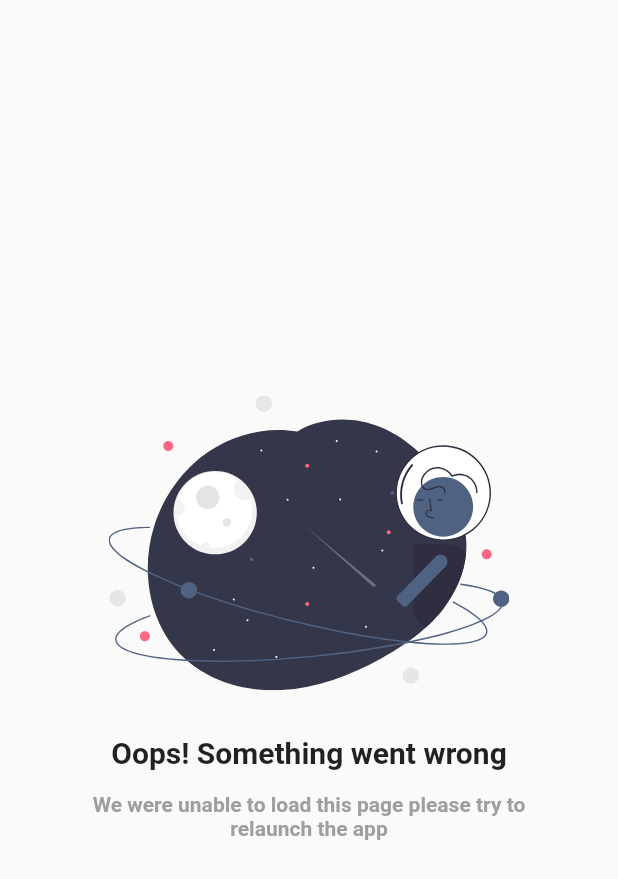
After one commit to samirpokharel/Eazeal, a Flutter app: the ErrorScreen screen opened by its route, on a phone screen of 412 x 824 dp. The commit adds this screen. Shown: the top 879 px of the screen. Run offline on Flutter 3.47's test engine with Material 2 defaults, Android fonts, the phone set to English and light mode, and no system bars; our stand-ins replace connectivity_plus, dio, flutter_riverpod, flutter_svg.

Commit message:
refactore more

```diff
--- /dev/null
+++ b/lib/screens/Error/error_screen.dart
@@ -0,0 +1,47 @@
+import 'package:flutter/material.dart';
+import 'package:flutter_svg/svg.dart';
+
+class ErrorScreen extends StatelessWidget {
+  const ErrorScreen({Key? key}) : super(key: key);
+
+  @override
+  Widget build(BuildContext context) {
+    const String errorAssetPath = "assets/images/error-vector.svg";
+    const String errorMessage =
+        "We were unable to load this page please try to relaunch the app";
+    return Scaffold(
+      body: Center(
+        child: Column(
+          mainAxisAlignment: MainAxisAlignment.center,
+          children: [
+            SvgPicture.asset(
+              errorAssetPath,
+              width: 268,
+              height: 197,
+            ),
+            const SizedBox(height: 30),
+            const Text(
+              "Oops! Something went wrong",
+              style: TextStyle(
+                fontSize: 20,
+                fontWeight: FontWeight.bold,
+              ),
+            ),
+            const SizedBox(height: 15),
+            const SizedBox(
+              width: 300,
+              child: Text(
+                errorMessage,
+                textAlign: TextAlign.center,
+                style: TextStyle(
+                  color: Colors.grey,
+                  fontWeight: FontWeight.w600,
+                ),
+              ),
+            )
+          ],
+        ),
+      ),
+    );
+  }
+}
--- a/lib/screens/screens.dart
+++ b/lib/screens/screens.dart
@@ -1,4 +1,5 @@
 export './splash/splash_screens.dart';
+export './Error/error_screen.dart';
 
 export './onbording/onbording_screen.dart';
 
```
Also changed, not shown: lib/config/Router/app_router.dart (+3 -43 lines).
